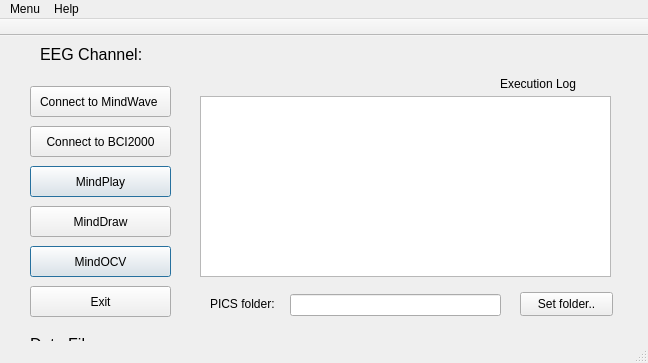
Above: mainwindow.ui from androxim/minddrawplay before the change. Below: the same form after it.
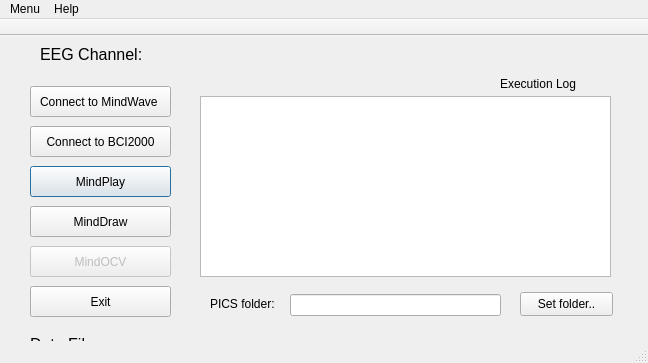
That is the form after the change.

The edit to the form file:
```diff
--- a/mainwindow.ui
+++ b/mainwindow.ui
@@ -152,6 +152,9 @@
     </property>
    </widget>
    <widget class="QPushButton" name="pushButton_6">
+    <property name="enabled">
+     <bool>false</bool>
+    </property>
     <property name="geometry">
      <rect>
       <x>30</x>
```
